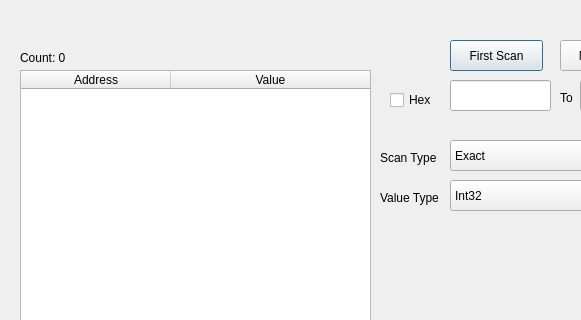
makotech222/citra, file src/citra_qt/cheatsearch.ui: the form before one commit; both pictures show x 0 to 581 and y 0 to 320 of the 773 by 876 pixel window.
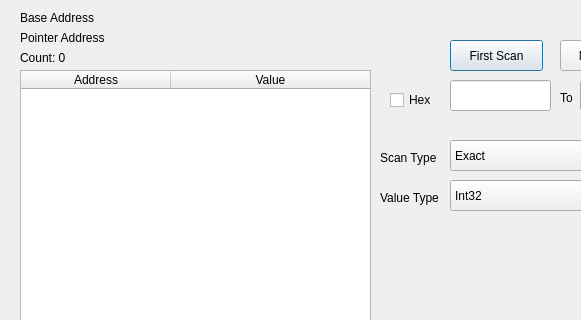
The form after the commit.

Commit message: Add label for base address and pointer address

```diff
--- a/src/citra_qt/cheatsearch.ui
+++ b/src/citra_qt/cheatsearch.ui
@@ -237,6 +237,38 @@
     <string>To</string>
    </property>
   </widget>
+  <widget class="QLabel" name="txtBaseMemoryAddress">
+   <property name="geometry">
+    <rect>
+     <x>20</x>
+     <y>10</y>
+     <width>391</width>
+     <height>16</height>
+    </rect>
+   </property>
+   <property name="text">
+    <string>Base Address</string>
+   </property>
+   <property name="textInteractionFlags">
+    <set>Qt::LinksAccessibleByMouse|Qt::TextSelectableByMouse</set>
+   </property>
+  </widget>
+  <widget class="QLabel" name="txtPointerAddress">
+   <property name="geometry">
+    <rect>
+     <x>20</x>
+     <y>30</y>
+     <width>421</width>
+     <height>16</height>
+    </rect>
+   </property>
+   <property name="text">
+    <string>Pointer Address</string>
+   </property>
+   <property name="textInteractionFlags">
+    <set>Qt::LinksAccessibleByMouse|Qt::TextSelectableByMouse</set>
+   </property>
+  </widget>
  </widget>
  <layoutdefault spacing="6" margin="11"/>
  <resources/>
```
The commit also changes 1 other file.
